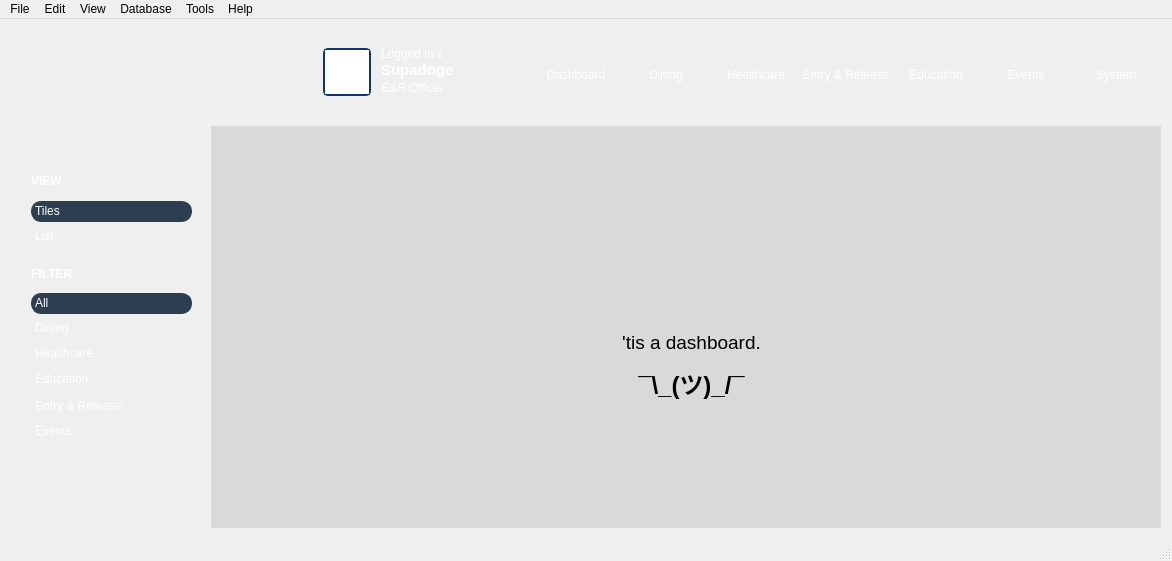
This is mainwindow.ui in NCNM/PMS as Qt 5 draws it before an edit. The edited form follows.
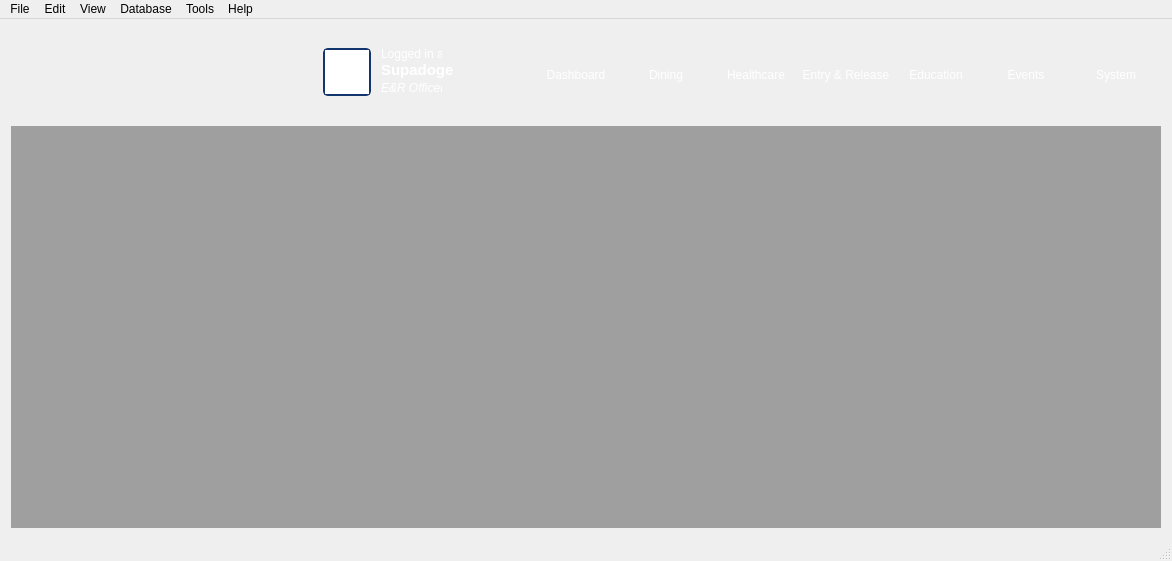
This is the edited form. Icons and pictures are not drawn.

Patch:
```diff
--- a/mainwindow.ui
+++ b/mainwindow.ui
@@ -579,406 +579,6 @@
        <property name="bottomMargin">
         <number>0</number>
        </property>
-       <item>
-        <widget class="QFrame" name="frame_17">
-         <property name="minimumSize">
-          <size>
-           <width>0</width>
-           <height>200</height>
-          </size>
-         </property>
-         <property name="maximumSize">
-          <size>
-           <width>200</width>
-           <height>16777215</height>
-          </size>
-         </property>
-         <property name="styleSheet">
-          <string notr="true">QFrame#frame_17 {
-	background-image: url(:/images/bg_sidemenu.png);
-	background-position:top right;
-	background-repeat:no-repeat
-}</string>
-         </property>
-         <property name="frameShape">
-          <enum>QFrame::NoFrame</enum>
-         </property>
-         <property name="frameShadow">
-          <enum>QFrame::Raised</enum>
-         </property>
-         <layout class="QVBoxLayout" name="verticalLayout_2">
-          <property name="spacing">
-           <number>0</number>
-          </property>
-          <property name="leftMargin">
-           <number>0</number>
-          </property>
-          <property name="topMargin">
-           <number>0</number>
-          </property>
-          <property name="rightMargin">
-           <number>0</number>
-          </property>
-          <property name="bottomMargin">
-           <number>0</number>
-          </property>
-          <item>
-           <widget class="QFrame" name="frame_4">
-            <property name="minimumSize">
-             <size>
-              <width>0</width>
-              <height>35</height>
-             </size>
-            </property>
-            <property name="maximumSize">
-             <size>
-              <width>16777215</width>
-              <height>35</height>
-             </size>
-            </property>
-            <property name="styleSheet">
-             <string notr="true">QFrame#frame_4 {
-	background-image: url(:/images/sidebar_header.png);
-}</string>
-            </property>
-            <property name="frameShape">
-             <enum>QFrame::NoFrame</enum>
-            </property>
-            <property name="frameShadow">
-             <enum>QFrame::Raised</enum>
-            </property>
-            <layout class="QHBoxLayout" name="horizontalLayout_4">
-             <property name="spacing">
-              <number>0</number>
-             </property>
-             <property name="leftMargin">
-              <number>0</number>
-             </property>
-             <property name="topMargin">
-              <number>0</number>
-             </property>
-             <property name="rightMargin">
-              <number>0</number>
-             </property>
-             <property name="bottomMargin">
-              <number>0</number>
-             </property>
-             <item>
-              <widget class="QPushButton" name="pushButton">
-               <property name="minimumSize">
-                <size>
-                 <width>32</width>
-                 <height>32</height>
-                </size>
-               </property>
-               <property name="maximumSize">
-                <size>
-                 <width>32</width>
-                 <height>32</height>
-                </size>
-               </property>
-               <property name="text">
-                <string/>
-               </property>
-               <property name="icon">
-                <iconset resource="pms_resources.qrc">
-                 <normaloff>:/images/sidebar_unpin.png</normaloff>:/images/sidebar_unpin.png</iconset>
-               </property>
-               <property name="iconSize">
-                <size>
-                 <width>24</width>
-                 <height>24</height>
-                </size>
-               </property>
-               <property name="flat">
-                <bool>true</bool>
-               </property>
-              </widget>
-             </item>
-             <item>
-              <widget class="QFrame" name="frame_6">
-               <property name="frameShape">
-                <enum>QFrame::NoFrame</enum>
-               </property>
-               <property name="frameShadow">
-                <enum>QFrame::Raised</enum>
-               </property>
-              </widget>
-             </item>
-             <item>
-              <widget class="QPushButton" name="pushButton_2">
-               <property name="minimumSize">
-                <size>
-                 <width>32</width>
-                 <height>32</height>
-                </size>
-               </property>
-               <property name="maximumSize">
-                <size>
-                 <width>32</width>
-                 <height>32</height>
-                </size>
-               </property>
-               <property name="text">
-                <string/>
-               </property>
-               <property name="icon">
-                <iconset resource="pms_resources.qrc">
-                 <normaloff>:/images/sidebar_close.png</normaloff>:/images/sidebar_close.png</iconset>
-               </property>
-               <property name="iconSize">
-                <size>
-                 <width>24</width>
-                 <height>24</height>
-                </size>
-               </property>
-               <property name="flat">
-                <bool>true</bool>
-               </property>
-              </widget>
-             </item>
-            </layout>
-           </widget>
-          </item>
-          <item>
-           <widget class="QFrame" name="frame_5">
-            <property name="frameShape">
-             <enum>QFrame::NoFrame</enum>
-            </property>
-            <property name="frameShadow">
-             <enum>QFrame::Raised</enum>
-            </property>
-            <widget class="QLabel" name="label">
-             <property name="geometry">
-              <rect>
-               <x>20</x>
-               <y>10</y>
-               <width>151</width>
-               <height>20</height>
-              </rect>
-             </property>
-             <property name="text">
-              <string>&lt;html&gt;&lt;head/&gt;&lt;body&gt;&lt;p&gt;&lt;span style=&quot; font-size:9pt; font-weight:600; color:#ffffff;&quot;&gt;VIEW&lt;/span&gt;&lt;/p&gt;&lt;/body&gt;&lt;/html&gt;</string>
-             </property>
-            </widget>
-            <widget class="QLabel" name="label_2">
-             <property name="geometry">
-              <rect>
-               <x>20</x>
-               <y>40</y>
-               <width>161</width>
-               <height>21</height>
-              </rect>
-             </property>
-             <property name="styleSheet">
-              <string notr="true">background-color: rgb(44, 62, 80);
-border:1px solid;
-border-color:rgb(44, 62, 80);
-border-radius:10px;</string>
-             </property>
-             <property name="frameShape">
-              <enum>QFrame::StyledPanel</enum>
-             </property>
-             <property name="frameShadow">
-              <enum>QFrame::Raised</enum>
-             </property>
-             <property name="text">
-              <string>&lt;html&gt;&lt;head/&gt;&lt;body&gt;&lt;p&gt;&lt;span style=&quot; color:#ffffff;&quot;&gt;Tiles&lt;/span&gt;&lt;/p&gt;&lt;/body&gt;&lt;/html&gt;</string>
-             </property>
-            </widget>
-            <widget class="QLabel" name="label_3">
-             <property name="geometry">
-              <rect>
-               <x>20</x>
-               <y>65</y>
-               <width>161</width>
-               <height>21</height>
-              </rect>
-             </property>
-             <property name="styleSheet">
-              <string notr="true">background-color:0;
-border:1px solid;
-border-color:0;
-border-radius:10px;</string>
-             </property>
-             <property name="frameShape">
-              <enum>QFrame::StyledPanel</enum>
-             </property>
-             <property name="frameShadow">
-              <enum>QFrame::Raised</enum>
-             </property>
-             <property name="text">
-              <string>&lt;html&gt;&lt;head/&gt;&lt;body&gt;&lt;p&gt;&lt;span style=&quot; color:#ffffff;&quot;&gt;List&lt;/span&gt;&lt;/p&gt;&lt;/body&gt;&lt;/html&gt;</string>
-             </property>
-            </widget>
-            <widget class="QLabel" name="label_4">
-             <property name="geometry">
-              <rect>
-               <x>20</x>
-               <y>100</y>
-               <width>151</width>
-               <height>26</height>
-              </rect>
-             </property>
-             <property name="text">
-              <string>&lt;html&gt;&lt;head/&gt;&lt;body&gt;&lt;p&gt;&lt;span style=&quot; font-size:9pt; font-weight:600; color:#ffffff;&quot;&gt;FILTER&lt;/span&gt;&lt;/p&gt;&lt;/body&gt;&lt;/html&gt;</string>
-             </property>
-            </widget>
-            <widget class="QLabel" name="label_5">
-             <property name="geometry">
-              <rect>
-               <x>20</x>
-               <y>132</y>
-               <width>161</width>
-               <height>21</height>
-              </rect>
-             </property>
-             <property name="styleSheet">
-              <string notr="true">background-color: rgb(44, 62, 80);
-border:1px solid;
-border-color:rgb(44, 62, 80);
-border-radius:10px;</string>
-             </property>
-             <property name="frameShape">
-              <enum>QFrame::StyledPanel</enum>
-             </property>
-             <property name="frameShadow">
-              <enum>QFrame::Raised</enum>
-             </property>
-             <property name="text">
-              <string>&lt;html&gt;&lt;head/&gt;&lt;body&gt;&lt;p&gt;&lt;span style=&quot; color:#ffffff;&quot;&gt;All&lt;/span&gt;&lt;/p&gt;&lt;/body&gt;&lt;/html&gt;</string>
-             </property>
-            </widget>
-            <widget class="QLabel" name="label_6">
-             <property name="geometry">
-              <rect>
-               <x>20</x>
-               <y>157</y>
-               <width>161</width>
-               <height>21</height>
-              </rect>
-             </property>
-             <property name="styleSheet">
-              <string notr="true">background-color:0;
-border:1px solid;
-border-color:0;
-border-radius:10px;</string>
-             </property>
-             <property name="frameShape">
-              <enum>QFrame::StyledPanel</enum>
-             </property>
-             <property name="frameShadow">
-              <enum>QFrame::Raised</enum>
-             </property>
-             <property name="text">
-              <string>&lt;html&gt;&lt;head/&gt;&lt;body&gt;&lt;p&gt;&lt;span style=&quot; color:#ffffff;&quot;&gt;Dining&lt;/span&gt;&lt;/p&gt;&lt;/body&gt;&lt;/html&gt;</string>
-             </property>
-            </widget>
-            <widget class="QLabel" name="label_7">
-             <property name="geometry">
-              <rect>
-               <x>20</x>
-               <y>182</y>
-               <width>161</width>
-               <height>21</height>
-              </rect>
-             </property>
-             <property name="styleSheet">
-              <string notr="true">background-color:0;
-border:1px solid;
-border-color:0;
-border-radius:10px;</string>
-             </property>
-             <property name="frameShape">
-              <enum>QFrame::StyledPanel</enum>
-             </property>
-             <property name="frameShadow">
-              <enum>QFrame::Raised</enum>
-             </property>
-             <property name="text">
-              <string>&lt;html&gt;&lt;head/&gt;&lt;body&gt;&lt;p&gt;&lt;span style=&quot; color:#ffffff;&quot;&gt;Healthcare&lt;/span&gt;&lt;/p&gt;&lt;/body&gt;&lt;/html&gt;</string>
-             </property>
-            </widget>
-            <widget class="QLabel" name="label_8">
-             <property name="geometry">
-              <rect>
-               <x>20</x>
-               <y>208</y>
-               <width>161</width>
-               <height>21</height>
-              </rect>
-             </property>
-             <property name="styleSheet">
-              <string notr="true">background-color:0;
-border:1px solid;
-border-color:0;
-border-radius:10px;</string>
-             </property>
-             <property name="frameShape">
-              <enum>QFrame::StyledPanel</enum>
-             </property>
-             <property name="frameShadow">
-              <enum>QFrame::Raised</enum>
-             </property>
-             <property name="text">
-              <string>&lt;html&gt;&lt;head/&gt;&lt;body&gt;&lt;p&gt;&lt;span style=&quot; color:#ffffff;&quot;&gt;Education&lt;/span&gt;&lt;/p&gt;&lt;/body&gt;&lt;/html&gt;</string>
-             </property>
-            </widget>
-            <widget class="QLabel" name="label_9">
-             <property name="geometry">
-              <rect>
-               <x>20</x>
-               <y>235</y>
-               <width>161</width>
-               <height>21</height>
-              </rect>
-             </property>
-             <property name="styleSheet">
-              <string notr="true">background-color:0;
-border:1px solid;
-border-color:0;
-border-radius:10px;</string>
-             </property>
-             <property name="frameShape">
-              <enum>QFrame::StyledPanel</enum>
-             </property>
-             <property name="frameShadow">
-              <enum>QFrame::Raised</enum>
-             </property>
-             <property name="text">
-              <string>&lt;html&gt;&lt;head/&gt;&lt;body&gt;&lt;p&gt;&lt;span style=&quot; color:#ffffff;&quot;&gt;Entry &amp;amp; Release&lt;/span&gt;&lt;/p&gt;&lt;/body&gt;&lt;/html&gt;</string>
-             </property>
-            </widget>
-            <widget class="QLabel" name="label_10">
-             <property name="geometry">
-              <rect>
-               <x>20</x>
-               <y>260</y>
-               <width>161</width>
-               <height>21</height>
-              </rect>
-             </property>
-             <property name="styleSheet">
-              <string notr="true">background-color:0;
-border:1px solid;
-border-color:0;
-border-radius:10px;</string>
-             </property>
-             <property name="frameShape">
-              <enum>QFrame::StyledPanel</enum>
-             </property>
-             <property name="frameShadow">
-              <enum>QFrame::Raised</enum>
-             </property>
-             <property name="text">
-              <string>&lt;html&gt;&lt;head/&gt;&lt;body&gt;&lt;p&gt;&lt;span style=&quot; color:#ffffff;&quot;&gt;Events&lt;/span&gt;&lt;/p&gt;&lt;/body&gt;&lt;/html&gt;</string>
-             </property>
-            </widget>
-           </widget>
-          </item>
-         </layout>
-        </widget>
-       </item>
        <item>
         <widget class="QFrame" name="frame_18">
          <property name="styleSheet">
@@ -991,19 +591,30 @@
          <property name="frameShadow">
           <enum>QFrame::Raised</enum>
          </property>
-         <widget class="QLabel" name="label_11">
-          <property name="geometry">
-           <rect>
-            <x>320</x>
-            <y>170</y>
-            <width>321</width>
-            <height>141</height>
-           </rect>
+         <layout class="QHBoxLayout" name="horizontalLayout_5">
+          <property name="spacing">
+           <number>0</number>
           </property>
-          <property name="text">
-           <string>&lt;html&gt;&lt;head/&gt;&lt;body&gt;&lt;p align=&quot;center&quot;&gt;&lt;span style=&quot; font-size:14pt;&quot;&gt;'tis a dashboard.&lt;/span&gt;&lt;/p&gt;&lt;p align=&quot;center&quot;&gt;&lt;span style=&quot; font-size:18pt; font-weight:600;&quot;&gt;¯\_(ツ)_/¯&lt;/span&gt;&lt;/p&gt;&lt;/body&gt;&lt;/html&gt;</string>
+          <property name="leftMargin">
+           <number>0</number>
           </property>
-         </widget>
+          <property name="topMargin">
+           <number>0</number>
+          </property>
+          <property name="rightMargin">
+           <number>0</number>
+          </property>
+          <property name="bottomMargin">
+           <number>0</number>
+          </property>
+          <item>
+           <widget class="QMdiArea" name="mdiArea">
+            <property name="lineWidth">
+             <number>0</number>
+            </property>
+           </widget>
+          </item>
+         </layout>
         </widget>
        </item>
       </layout>
```
Left out of the diff: 8 changed lines with no effect on the pictures.
